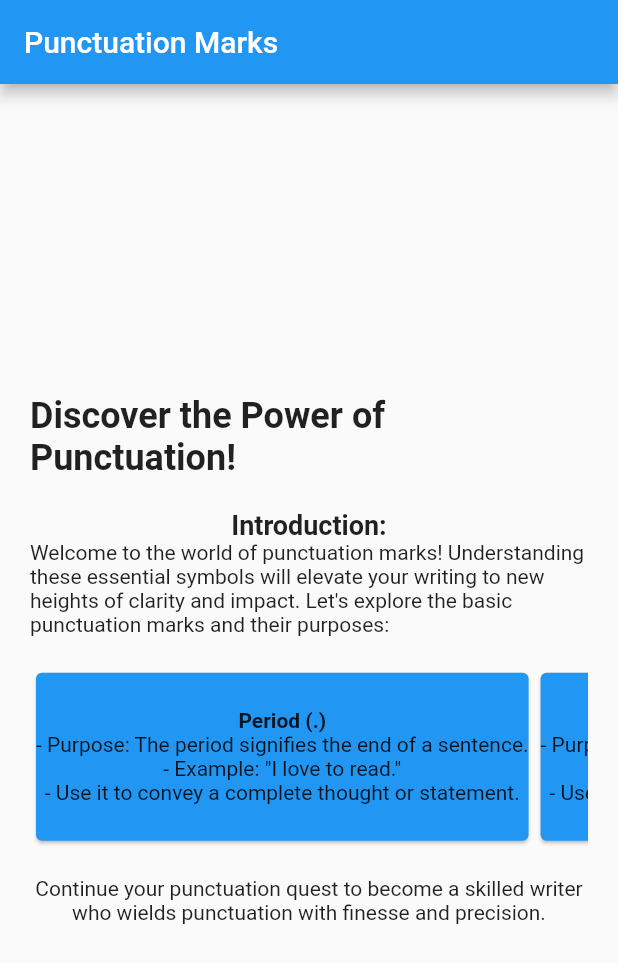
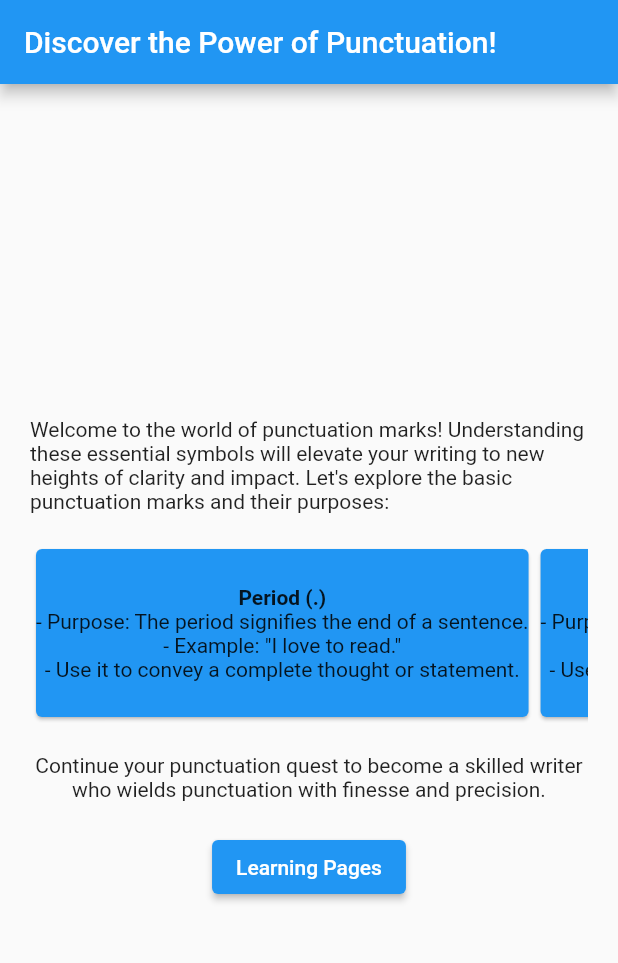
Before and after one commit to jamal-o/punc_quest, a Flutter app: the screen it shows after launch, after a tap on "Get Started", on a phone screen of 412 x 824 dp. Shown: the top 963 px of the screen. Run offline on Flutter 3.47's test engine with Material 2 defaults, Android fonts, the phone set to English and light mode, and no system bars; our stand-ins replace go_router.

Commit message:
same as previous

```diff
--- a/lib/navigation_and_state/navigation.dart
+++ b/lib/navigation_and_state/navigation.dart
@@ -1,8 +1,10 @@
 import 'package:flutter/material.dart';
 import 'package:go_router/go_router.dart';
-import 'package:punc_quest/screens/onboarding_screen.dart';
-import 'package:punc_quest/screens/punctuation_marks_screen.dart';
+
 import 'package:punc_quest/constants.dart';
+import 'package:punc_quest/screens/challenge_screen.dart';
+
+import 'package:punc_quest/screens/screens.dart';
 
 class AppRouter extends ChangeNotifier {
   final router = GoRouter(
@@ -19,8 +21,18 @@ class AppRouter extends ChangeNotifier {
       GoRoute(
         path: '/$punctuationMarksScreen',
         name: punctuationMarksScreen,
-        builder: (context, state) => const PunctuationMarksScreen(),
+        builder: (context, state) => const PunctuationIntroScreen(),
       ),
+      GoRoute(
+        path: '/$lessonsScreen',
+        name: lessonsScreen,
+        builder: (context, state) => ChaptersScreen(),
+      ),
+      GoRoute(
+        path: '/$challengeScreen',
+        name: challengeScreen,
+        builder: (context, state) => const ChallengeScreen(),
+      )
     ],
   );
 }
--- /dev/null
+++ b/lib/screens/challenge_screen.dart
@@ -0,0 +1,44 @@
+import 'dart:convert';
+import 'package:flutter/material.dart';
+
+class ChallengeScreen extends StatefulWidget {
+  const ChallengeScreen({super.key});
+
+  @override
+  ChallengeScreenState createState() => ChallengeScreenState();
+}
+
+class ChallengeScreenState extends State<ChallengeScreen> {
+  @override
+  void initState() {
+    super.initState();
+    loadChallengeData(); // TODO:Load challenge data from JSON file
+  }
+
+  void loadChallengeData() async {
+    //TODO: Load challenge data from a JSON file or any other source
+  }
+
+  void checkAnswer(String option) {
+    setState(() {});
+  }
+
+  @override
+  Widget build(BuildContext context) {
+    return Scaffold(
+      appBar: AppBar(
+        centerTitle: true,
+        title: const Text('Quest Mode'),
+      ),
+      body: Padding(
+        padding: const EdgeInsets.all(16.0),
+        child: Column(
+          crossAxisAlignment: CrossAxisAlignment.stretch,
+          children: [
+            // TODO: Implement challenge ui
+          ],
+        ),
+      ),
+    );
+  }
+}
--- a/lib/screens/punctuation_marks_screen.dart
+++ /dev/null
@@ -1,80 +0,0 @@
-import 'package:flutter/material.dart';
-
-class PunctuationMarksScreen extends StatelessWidget {
-  const PunctuationMarksScreen({super.key});
-
-  @override
-  Widget build(BuildContext context) {
-    var period = Card(
-      color: Colors.blue,
-      child: Column(
-        mainAxisAlignment: MainAxisAlignment.center,
-        children: const [
-          Text(
-            'Period (.)',
-            style: TextStyle(
-              fontWeight: FontWeight.bold,
-            ),
-          ),
-          Text(
-            '- Purpose: The period signifies the end of a sentence.',
-          ),
-          Text(
-            '- Example: "I love to read."',
-          ),
-          Text(
-            '- Use it to convey a complete thought or statement.',
-          ),
-        ],
-      ),
-    );
-    return Scaffold(
-      appBar: AppBar(
-        title: const Text('Punctuation Marks'),
-      ),
-      body: Container(
-        padding: const EdgeInsets.all(20.0),
-        child: Column(
-          mainAxisAlignment: MainAxisAlignment.center,
-          children: [
-            const Text(
-              'Discover the Power of Punctuation!',
-              style: TextStyle(
-                fontSize: 24.0,
-                fontWeight: FontWeight.bold,
-              ),
-            ),
-            const SizedBox(height: 20.0),
-            const Text(
-              'Introduction:',
-              style: TextStyle(
-                fontSize: 18.0,
-                fontWeight: FontWeight.bold,
-              ),
-            ),
-            const Text(
-              'Welcome to the world of punctuation marks! Understanding these essential symbols will elevate your writing to new heights of clarity and impact. Let\'s explore the basic punctuation marks and their purposes:',
-            ),
-            const SizedBox(height: 20.0),
-            SizedBox(
-              height: 120,
-              child: ListView(
-                scrollDirection: Axis.horizontal,
-                shrinkWrap: true,
-                children: [
-                  period,
-                  period,
-                ],
-              ),
-            ),
-            const SizedBox(height: 20.0),
-            const Text(
-              'Continue your punctuation quest to become a skilled writer who wields punctuation with finesse and precision.',
-              textAlign: TextAlign.center,
-            ),
-          ],
-        ),
-      ),
-    );
-  }
-}
```
Also changed, not shown: lib/lessons/comma/comma_lesson_one.dart (added), lib/lessons/comma/comma_lesson_three.dart (added), lib/lessons/comma/comma_lesson_two.dart (added), lib/lessons/period_lesson_screen.dart (added).
